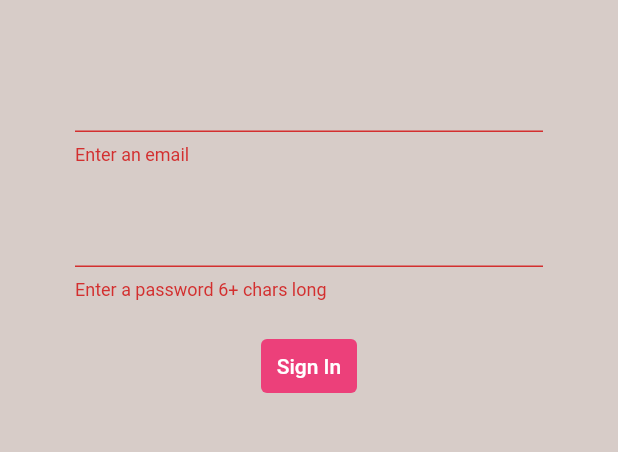
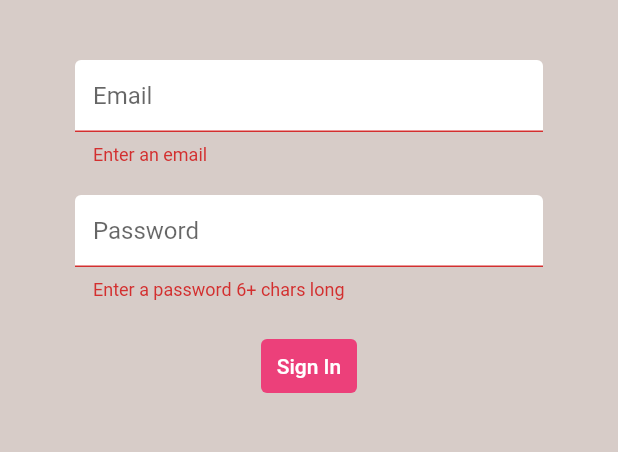
Before and after one commit to Raghav-Mundhara/Brew-Crew, a Flutter app: the screen it shows after launch, after a tap on "Sign In", on a phone screen of 412 x 824 dp, the part 84-536 px from its top. Run offline on Flutter 3.47's test engine with Material 2 defaults, Android fonts, the phone set to English and light mode, and no system bars; our stand-ins replace firebase_auth, firebase_core; accounts and stored records are empty.

Commit message:
Text Decoration Added

```diff
--- a/lib/Screens/Authenticate/register.dart
+++ b/lib/Screens/Authenticate/register.dart
@@ -1,18 +1,17 @@
+import 'package:brew_crew/shared/constants.dart';
 import 'package:flutter/material.dart';
 import 'authenticate.dart';
 import '../../Services/auth.dart';
 
 class Register extends StatefulWidget {
-
   final Function toggleView;
-  Register({ required this.toggleView });
+  Register({required this.toggleView});
 
   @override
   _RegisterState createState() => _RegisterState();
 }
 
 class _RegisterState extends State<Register> {
-
   final AuthService _auth = AuthService();
   final _formKey = GlobalKey<FormState>();
   String error = '';
@@ -45,6 +44,7 @@ class _RegisterState extends State<Register> {
             children: <Widget>[
               SizedBox(height: 20.0),
               TextFormField(
+                decoration: textDecoration.copyWith(hintText: 'Email'),
                 validator: (val) => val!.isEmpty ? 'Enter an email' : null,
                 onChanged: (val) {
                   setState(() => email = val);
@@ -52,8 +52,10 @@ class _RegisterState extends State<Register> {
               ),
               SizedBox(height: 20.0),
               TextFormField(
+                decoration: textDecoration.copyWith(hintText: 'Password'),
                 obscureText: true,
-                validator: (val) => val!.length < 6 ? 'Enter a password 6+ chars long' : null,
+                validator: (val) =>
+                    val!.length < 6 ? 'Enter a password 6+ chars long' : null,
                 onChanged: (val) {
                   setState(() => password = val);
                 },
@@ -65,16 +67,16 @@ class _RegisterState extends State<Register> {
                     style: TextStyle(color: Colors.white),
                   ),
                   onPressed: () async {
-                  if(_formKey.currentState!.validate()){
-                    dynamic result = await _auth.registerWithEmailAndPassword(email, password);
-                    if(result == null) {
+                    if (_formKey.currentState!.validate()) {
+                      dynamic result = await _auth.registerWithEmailAndPassword(
+                          email, password);
+                      if (result == null) {
                         setState(() {
                           error = 'Please supply a valid email';
                         });
                       }
                     }
-                }
-              ),
+                  }),
               SizedBox(height: 12.0),
               Text(
                 error,
--- a/lib/Screens/Authenticate/signin.dart
+++ b/lib/Screens/Authenticate/signin.dart
@@ -2,6 +2,8 @@ import 'package:brew_crew/Screens/Authenticate/register.dart';
 import 'package:brew_crew/Services/auth.dart';
 import 'package:flutter/material.dart';
 import 'package:brew_crew/Services/auth.dart';
+
+import '../../shared/constants.dart';
 
 class SignIn extends StatefulWidget {
   final Function toggleView;
@@ -56,6 +58,7 @@ class _SignInState extends State<SignIn> {
                 height: 20.0,
               ),
               TextFormField(
+                decoration: textDecoration.copyWith(hintText: 'Email'),
                 validator: (val) => val!.isEmpty ? 'Enter an email' : null,
                 onChanged: (val) {
                   setState(() {
@@ -67,6 +70,7 @@ class _SignInState extends State<SignIn> {
                 height: 20.0,
               ),
               TextFormField(
+                decoration:textDecoration.copyWith(hintText: 'Password'),
                 validator: (val) => val!.length < 6 ? 'Enter a password 6+ chars long' : null,
                 obscureText: true,
                 onChanged: (val) {
--- /dev/null
+++ b/lib/shared/constants.dart
@@ -0,0 +1,18 @@
+import 'package:flutter/material.dart';
+
+const textDecoration = InputDecoration(
+  fillColor: Colors.white,
+  filled: true,
+  enabledBorder: OutlineInputBorder(
+    borderSide: BorderSide(
+      color: Colors.white,
+      width: 2.0,
+    ),
+  ),
+  focusedBorder: OutlineInputBorder(
+    borderSide: BorderSide(
+      color: Colors.pink,
+      width: 2.0,
+    ),
+  ),
+);
```
Lines whose indentation alone changed are shown as unchanged.
